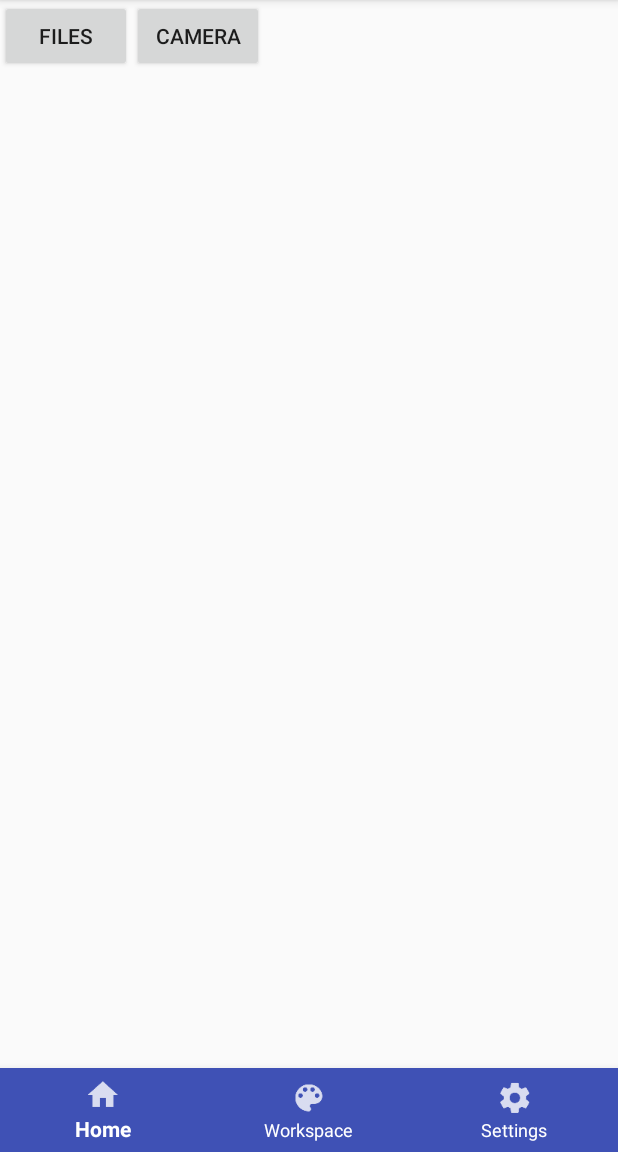
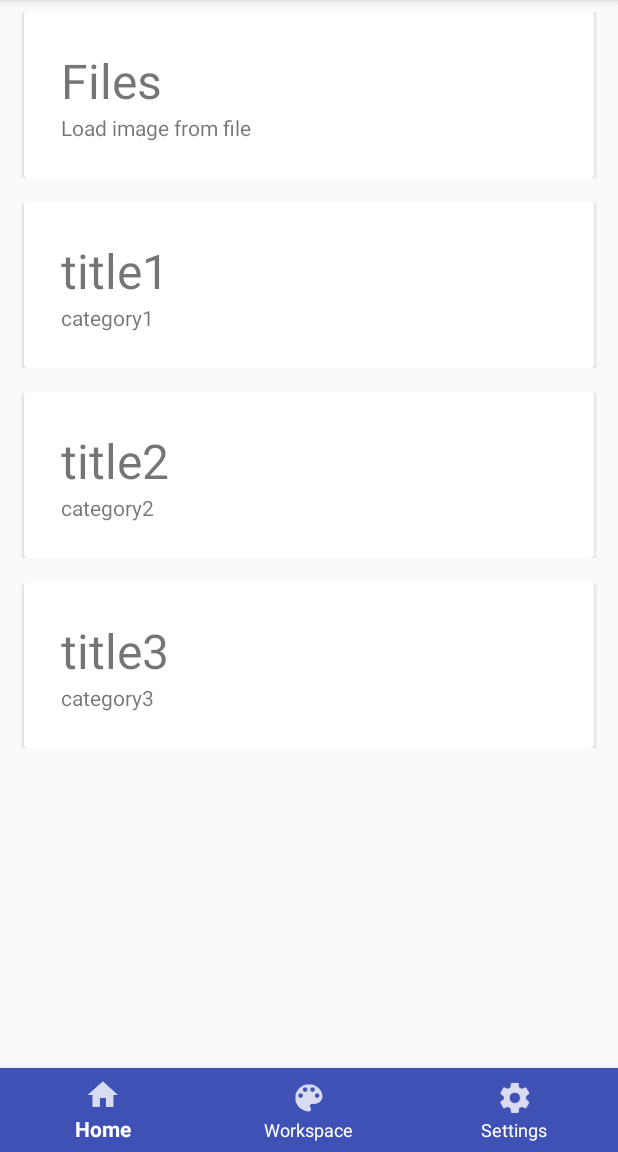
Before and after one commit to sccho96/LyricScan, an Android app: the screen it shows after launch (MainActivity), on a phone screen of 412 x 824 dp, the part 84-1236 px from its top. Run offline under Robolectric (Android 15) with nearby library versions, the phone set to English and light mode, and no system bars; libraries missing offline, so code that uses them is left out: com.googlecode.tesseract; plain views replace RecycleListView.

```diff
--- a/app/build.gradle
+++ b/app/build.gradle
@@ -33,5 +33,6 @@ dependencies {
     compile 'com.android.support:recyclerview-v7:25.3.1'
     compile 'com.android.support:design:25.3.1'
     compile 'com.rmtheis:tess-two:7.0.0'
+    compile 'com.android.support:cardview-v7:25.3.1'
     testCompile 'junit:junit:4.12'
 }
--- a/app/src/main/java/com/example/lyricscan/lyricscan/HomeCardViewAdapter.java
+++ b/app/src/main/java/com/example/lyricscan/lyricscan/HomeCardViewAdapter.java
@@ -26,15 +26,24 @@ public class HomeCardViewAdapter extends RecyclerView.Adapter<HomeCardViewAdapte
         public Bitmap preview;
         public String title;
         public String category;
+        public boolean fileSelect;
+        public CardStruct(Bitmap preview, String title) {
+            this.preview = preview;
+            this.title = title;
+            this.category = "";
+            this.fileSelect = false;
+        }
         public CardStruct(Bitmap preview, String title, String category) {
             this.preview = preview;
             this.title = title;
             this.category = category;
+            this.fileSelect = false;
         }
-        public CardStruct(Bitmap preview, String title) {
+        public CardStruct(Bitmap preview, String title, String category, boolean fileSelect) {
             this.preview = preview;
             this.title = title;
-            this.category = "";
+            this.category = category;
+            this.fileSelect = fileSelect;
         }
     }
 
--- a/app/src/main/java/com/example/lyricscan/lyricscan/HomeFragment.java
+++ b/app/src/main/java/com/example/lyricscan/lyricscan/HomeFragment.java
@@ -43,15 +43,6 @@ public class HomeFragment extends Fragment {
                              Bundle savedInstanceState) {
         // Inflate the layout for this fragment
         View homeFragmentView = inflater.inflate(R.layout.fragment_home, container, false);
-        Button startButton = (Button)homeFragmentView.findViewById(R.id.startBtn);
-        startButton.setOnClickListener(new View.OnClickListener() {
-            @Override
-            public void onClick(View v) {
-                Intent fileOpenIntent = new Intent(Intent.ACTION_GET_CONTENT);
-                fileOpenIntent.setType("*/*");
-                startActivityForResult(fileOpenIntent, MainActivity.FILE_OPEN_REQ_CODE);
-            }
-        });
 
         mRecyclerView = (RecyclerView)homeFragmentView.findViewById(R.id.homeRV);
         mLayoutManager = new LinearLayoutManager(homeFragmentView.getContext(), LinearLayoutManager.VERTICAL, false);
@@ -59,6 +50,20 @@ public class HomeFragment extends Fragment {
         mRecyclerView.setHasFixedSize(true);
         mAdapter = new HomeCardViewAdapter();
         mRecyclerView.setAdapter(mAdapter);
+
+        mAdapter.setOnItemClickListener(new HomeCardViewAdapter.OnItemClickListener() {
+            @Override
+            public void onClick(int position) {
+                HomeCardViewAdapter.CardStruct item = mAdapter.getItem(position);
+                if (item.fileSelect) {
+                    Intent fileOpenIntent = new Intent(Intent.ACTION_GET_CONTENT);
+                    fileOpenIntent.setType("*/*");
+                    startActivityForResult(fileOpenIntent, MainActivity.FILE_OPEN_REQ_CODE);
+                }
+            }
+        });
+
+        mAdapter.addItem(new HomeCardViewAdapter.CardStruct(null, "Files", "Load image from file", true));
         mAdapter.addItem(new HomeCardViewAdapter.CardStruct(null, "title1", "category1"));
         mAdapter.addItem(new HomeCardViewAdapter.CardStruct(null, "title2", "category2"));
         mAdapter.addItem(new HomeCardViewAdapter.CardStruct(null, "title3", "category3"));
--- a/app/src/main/res/layout/fragment_home.xml
+++ b/app/src/main/res/layout/fragment_home.xml
@@ -6,26 +6,9 @@
     android:layout_height="match_parent"
     tools:context="com.example.lyricscan.lyricscan.HomeFragment">
 
-    <Button
-        android:layout_width="wrap_content"
-        android:layout_height="wrap_content"
-        android:text="Files"
-        android:id="@+id/startBtn"
-        app:layout_constraintTop_toTopOf="parent"
-        app:layout_constraintLeft_toLeftOf="parent"/>
-
-    <Button
-        android:layout_width="wrap_content"
-        android:layout_height="wrap_content"
-        android:text="Camera"
-        android:id="@+id/cameraBtn"
-        app:layout_constraintTop_toTopOf="parent"
-        app:layout_constraintLeft_toRightOf="@id/startBtn"/>
-
-    <android.support.v7.app.AlertController.RecycleListView
+    <android.support.v7.widget.RecyclerView
         android:layout_width="match_parent"
         android:layout_height="match_parent"
-        android:id="@+id/homeRV"/>
-
+        android:id="@+id/homeRV" />
 
 </android.support.constraint.ConstraintLayout>
--- a/app/src/main/res/layout/layout_home_cv.xml
+++ b/app/src/main/res/layout/layout_home_cv.xml
@@ -1,8 +1,9 @@
 <?xml version="1.0" encoding="utf-8"?>
 <LinearLayout
-    xmlns:android="http://schemas.android.com/apk/res/android" android:layout_width="match_parent"
-    android:layout_height="match_parent"
-    android:padding="16dp">
+    xmlns:android="http://schemas.android.com/apk/res/android"
+    android:layout_width="match_parent"
+    android:layout_height="wrap_content"
+    android:padding="8dp">
 
     <android.support.v7.widget.CardView
         xmlns:card_view="http://schemas.android.com/apk/res-auto"
@@ -16,8 +17,7 @@
         card_view:cardCornerRadius="@dimen/cardview_default_radius"
         card_view:cardBackgroundColor="@color/cardview_light_background"
         card_view:cardPreventCornerOverlap="true"
-        card_view:contentPadding="8dp"
-        card_view:layout_constraintTop_toBottomOf="@id/startBtn">
+        card_view:contentPadding="8dp">
 
         <RelativeLayout
             android:layout_width="match_parent"
@@ -48,7 +48,6 @@
 
         </RelativeLayout>
 
-
     </android.support.v7.widget.CardView>
 
 </LinearLayout>
```
